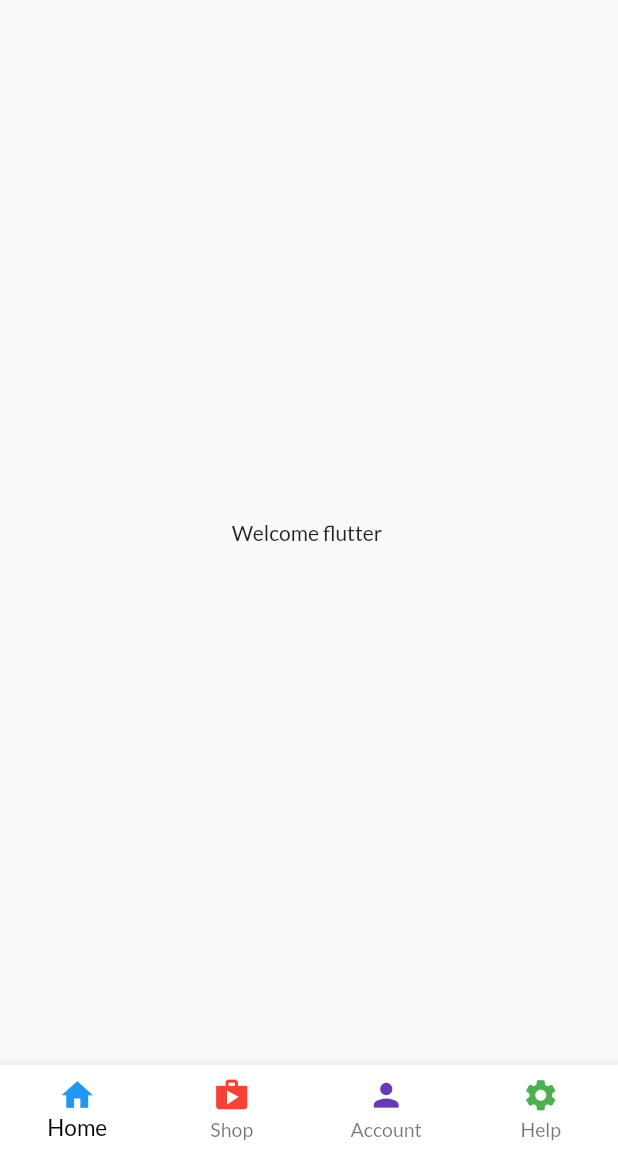
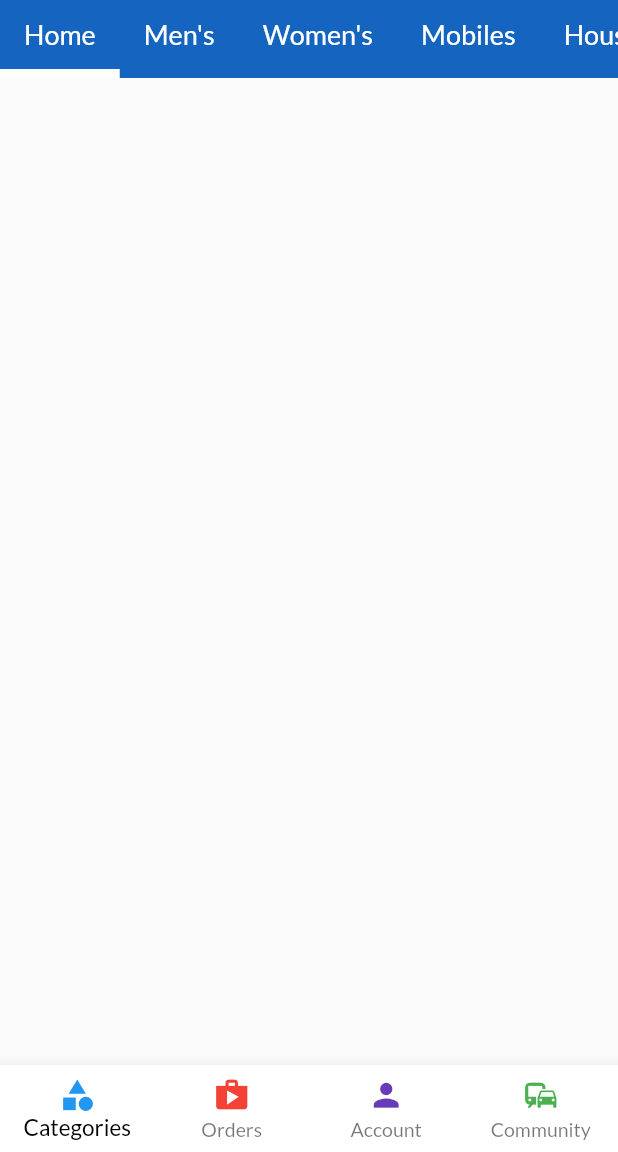
Before and after one commit to JAHIR676/flutter, a Flutter app: the HomePage screen opened by its route, on a phone screen of 412 x 824 dp, the part 84-1236 px from its top. Run offline on Flutter 3.47's test engine with Material 2 defaults, Android fonts, the phone set to English and light mode, and no system bars; our stand-ins replace font_awesome_flutter, form_field_validator, google_fonts.

Commit message:
navigation bar complet

```diff
--- a/lib/main.dart
+++ b/lib/main.dart
@@ -21,7 +21,7 @@ class MyApp extends StatelessWidget {
       theme: MyTheme.lightTheme(context),
       darkTheme: MyTheme.darkTheme(context),
       routes: {
-        "/": (context) => SignUpPage(),
+        "/": (context) => HomePage(),
         MyRoutes.homeRoute: (context) => HomePage(),
         MyRoutes.loginRoute: (context) => LoginPage(),
         MyRoutes.signupRoute: (context) => SignUpPage(),
--- a/lib/pages/home_page.dart
+++ b/lib/pages/home_page.dart
@@ -15,14 +15,16 @@ class _HomePageState extends State<HomePage> {
   bool isSearching = false;
   @override
   Widget build(BuildContext context) {
-    return Scaffold(
+    return DefaultTabController(
+      length: 5,
+      child: Scaffold(
         appBar: AppBar(
           backgroundColor: Colors.blue[800],
           title: !isSearching
               ? Text(
                   "Shoppe",
-                style:
-                    TextStyle(color: Colors.white, fontWeight: FontWeight.bold),
+                  style: TextStyle(
+                      color: Colors.white, fontWeight: FontWeight.bold),
                 )
               : TextField(
                   style: TextStyle(color: Colors.white),
@@ -50,14 +52,60 @@ class _HomePageState extends State<HomePage> {
               ),
             )
           ],
+          bottom: TabBar(
+            isScrollable: true,
+            indicatorColor: Colors.white,
+            indicatorWeight: 6.0,
+            onTap: (index) {
+              setState(() {});
+            },
+            tabs: [
+              Tab(
+                child: Container(
+                  child: Text(
+                    "Home",
+                    style: TextStyle(color: Colors.white, fontSize: 18.0),
                   ),
-      body: Center(
+                ),
+              ),
+              Tab(
+                child: Container(
                   child: Text(
-          "Welcome flutter ",
+                    "Men's",
+                    style: TextStyle(color: Colors.white, fontSize: 18.0),
+                  ),
+                ),
+              ),
+              Tab(
+                child: Container(
+                  child: Text(
+                    "Women's",
+                    style: TextStyle(color: Colors.white, fontSize: 18.0),
+                  ),
+                ),
+              ),
+              Tab(
+                child: Container(
+                  child: Text(
+                    "Mobiles",
+                    style: TextStyle(color: Colors.white, fontSize: 18.0),
+                  ),
+                ),
+              ),
+              Tab(
+                child: Container(
+                  child: Text(
+                    "Household",
+                    style: TextStyle(color: Colors.white, fontSize: 18.0),
+                  ),
+                ),
+              ),
+            ],
           ),
         ),
         drawer: MyDrawer(),
         bottomNavigationBar: MyBtmNavBar(),
+      ),
     );
   }
 }
--- a/lib/widgets/buttomnavigation.dart
+++ b/lib/widgets/buttomnavigation.dart
@@ -1,3 +1,4 @@
+import 'package:flutter/cupertino.dart';
 import 'package:flutter/material.dart';
 
 class MyBtmNavBar extends StatefulWidget {
@@ -22,17 +23,17 @@ class _MyBtmNavBarState extends State<MyBtmNavBar> {
       items: [
         BottomNavigationBarItem(
             icon: Icon(
-              Icons.home,
+              Icons.category,
               color: Colors.blue,
             ),
-            label: ("Home"),
+            label: ("Categories"),
             backgroundColor: Colors.blue),
         BottomNavigationBarItem(
             icon: Icon(
               Icons.shop,
               color: Colors.red,
             ),
-            label: ("Shop"),
+            label: ("Orders"),
             backgroundColor: Colors.blue),
         BottomNavigationBarItem(
             icon: Icon(
@@ -43,10 +44,10 @@ class _MyBtmNavBarState extends State<MyBtmNavBar> {
             backgroundColor: Colors.white),
         BottomNavigationBarItem(
             icon: Icon(
-              Icons.settings,
+              Icons.commute,
               color: Colors.green,
             ),
-            label: ("Help"),
+            label: ("Community"),
             backgroundColor: Colors.blue),
       ],
       onTap: (index) {
```
Lines whose indentation alone changed are shown as unchanged.
